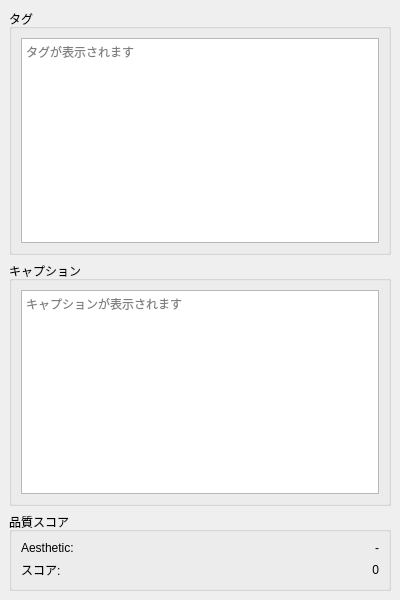
Before: the Qt Designer form src/lorairo/gui/designer/AnnotationDataDisplayWidget.ui in NEXTAltair/LoRAIro, drawn with Qt 5.
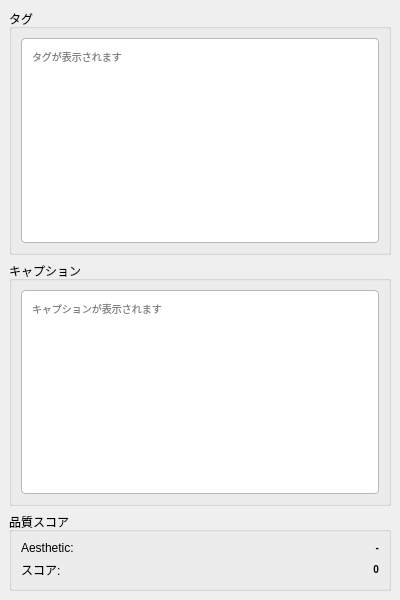
After: the same form once the commit is applied.

Commit message:
feat: implement theme-aware styling for annotation display widgets
- Move styling from Python code to UI files for proper theme support
- Update AnnotationDataDisplayWidget to use palette-based colors
- Replace hardcoded colors with Qt palette system (palette(base), palette(mid), palette(text))
- Ensure tags and caption display areas adapt to light/dark themes automatically
- Remove programmatic style setting in favor of declarative UI styling

🤖 Generated with [Claude Code](https://claude.ai/code)

What changed in the file:
```diff
--- a/src/lorairo/gui/designer/AnnotationDataDisplayWidget.ui
+++ b/src/lorairo/gui/designer/AnnotationDataDisplayWidget.ui
@@ -46,6 +46,16 @@
         <property name="placeholderText">
          <string>タグが表示されます</string>
         </property>
+        <property name="styleSheet">
+         <string>QTextEdit {
+    font-size: 10px;
+    background-color: palette(base);
+    border: 1px solid palette(mid);
+    border-radius: 4px;
+    padding: 6px;
+    color: palette(text);
+}</string>
+        </property>
        </widget>
       </item>
      </layout>
@@ -68,6 +78,16 @@
         <property name="placeholderText">
          <string>キャプションが表示されます</string>
         </property>
+        <property name="styleSheet">
+         <string>QTextEdit {
+    font-size: 10px;
+    background-color: palette(base);
+    border: 1px solid palette(mid);
+    border-radius: 4px;
+    padding: 6px;
+    color: palette(text);
+}</string>
+        </property>
        </widget>
       </item>
      </layout>
@@ -106,6 +126,9 @@
           <verstretch>0</verstretch>
          </sizepolicy>
         </property>
+        <property name="styleSheet">
+         <string>font-size: 10px; font-weight: bold; color: palette(text);</string>
+        </property>
        </widget>
       </item>
       <item row="1" column="0">
@@ -135,6 +158,9 @@
           <verstretch>0</verstretch>
          </sizepolicy>
         </property>
+        <property name="styleSheet">
+         <string>font-size: 10px; font-weight: bold; color: palette(text);</string>
+        </property>
        </widget>
       </item>
      </layout>
```
The commit also changes 1 other file.
